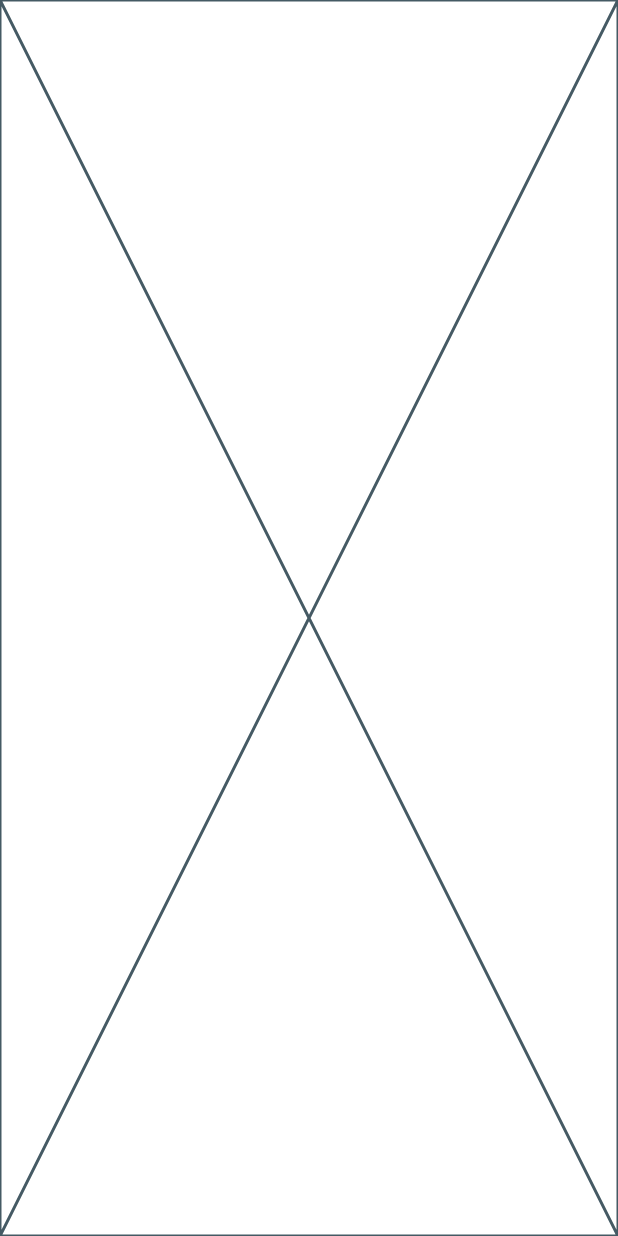
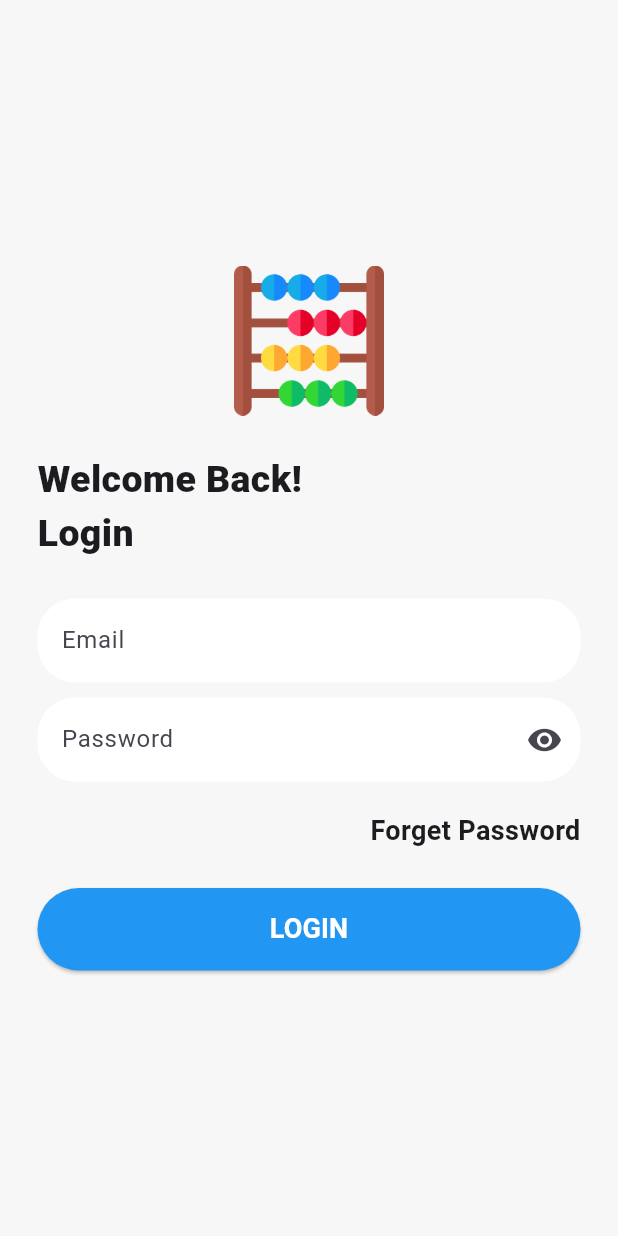
Before and after one commit to sagardhadke/countify, a Flutter app: the screen it shows after launch, on a phone screen of 412 x 824 dp. Run offline on Flutter 3.47's test engine with Material 3 defaults, Android fonts, the phone set to English and light mode, and no system bars.

Commit message:
Added Login Screen

```diff
--- a/lib/Screens/login.dart
+++ b/lib/Screens/login.dart
@@ -1,10 +1,136 @@
 import 'package:flutter/material.dart';
 
-class MyLogin extends StatelessWidget {
+class MyLogin extends StatefulWidget {
   const MyLogin({super.key});
 
   @override
+  State<MyLogin> createState() => _MyLoginState();
+}
+
+class _MyLoginState extends State<MyLogin> {
+  TextEditingController email = TextEditingController();
+  TextEditingController pass = TextEditingController();
+
+  bool isObscure = false;
+
+  @override
   Widget build(BuildContext context) {
-    return const Placeholder();
+    return Scaffold(
+      backgroundColor: Color(0XFFF7F7F7),
+      body: Padding(
+        padding: const EdgeInsets.symmetric(horizontal: 25.0),
+        child: Column(
+          mainAxisAlignment: MainAxisAlignment.center,
+          children: [
+            Image.asset("assets/counting.png", height: 100),
+            SizedBox(height: 25),
+            Align(
+              alignment: Alignment.topLeft,
+              child: Text(
+                "Welcome Back! \nLogin",
+                textAlign: TextAlign.start,
+                style: TextStyle(fontSize: 25, fontWeight: FontWeight.w800),
+              ),
+            ),
+            SizedBox(height: 25),
+            TextField(
+              controller: email,
+              decoration: InputDecoration(
+                border: OutlineInputBorder(
+                  borderRadius: BorderRadius.circular(25),
+                  borderSide: BorderSide.none,
+                ),
+                focusedBorder: OutlineInputBorder(
+                  borderRadius: BorderRadius.circular(25),
+                  borderSide: BorderSide.none,
+                ),
+                enabledBorder: OutlineInputBorder(
+                  borderRadius: BorderRadius.circular(25),
+                  borderSide: BorderSide.none,
+                ),
+                fillColor: Colors.white,
+                filled: true,
+                hintText: "Email",
+              ),
+            ),
+            SizedBox(height: 10),
+            StatefulBuilder(
+              builder: (context, ss) => TextField(
+                controller: pass,
+                obscureText: isObscure,
+                decoration: InputDecoration(
+                  border: OutlineInputBorder(
+                    borderRadius: BorderRadius.circular(25),
+                    borderSide: BorderSide.none,
+                  ),
+                  focusedBorder: OutlineInputBorder(
+                    borderRadius: BorderRadius.circular(25),
+                    borderSide: BorderSide.none,
+                  ),
+                  enabledBorder: OutlineInputBorder(
+                    borderRadius: BorderRadius.circular(25),
+                    borderSide: BorderSide.none,
+                  ),
+                  suffixIcon: IconButton(
+                    icon: isObscure
+                        ? Icon(Icons.visibility_off)
+                        : Icon(Icons.visibility),
+                    onPressed: () {
+                      ss(() {
+                        isObscure = !isObscure;
+                      });
+                    },
+                  ),
+                  fillColor: Colors.white,
+                  filled: true,
+                  hintText: "Password",
+                ),
+              ),
+            ),
+            SizedBox(height: 20),
+            Align(
+              alignment: Alignment.topRight,
+              child: Text(
+                "Forget Password",
+                style: TextStyle(fontSize: 18, fontWeight: FontWeight.w600),
+              ),
+            ),
+            SizedBox(height: 25),
+            SizedBox(
+              height: 55,
+              width: double.infinity,
+              child: ElevatedButton(
+                style: ElevatedButton.styleFrom(
+                  backgroundColor: Colors.blue,
+                  foregroundColor: Colors.white,
+                ),
+                onPressed: () {
+                  const snackdemo = SnackBar(
+                    content: Row(
+                      children: [
+                        CircularProgressIndicator.adaptive(
+                          backgroundColor: Colors.white,
+                        ),
+                        SizedBox(width: 10),
+                        Text('Login Successful'),
+                      ],
+                    ),
+                    backgroundColor: Colors.green,
+                    elevation: 10,
+                    behavior: SnackBarBehavior.floating,
+                    margin: EdgeInsets.all(5),
+                  );
+                  ScaffoldMessenger.of(context).showSnackBar(snackdemo);
+                },
+                child: Text(
+                  "LOGIN",
+                  style: TextStyle(fontWeight: FontWeight.bold, fontSize: 18),
+                ),
+              ),
+            ),
+          ],
+        ),
+      ),
+    );
   }
 }
```
